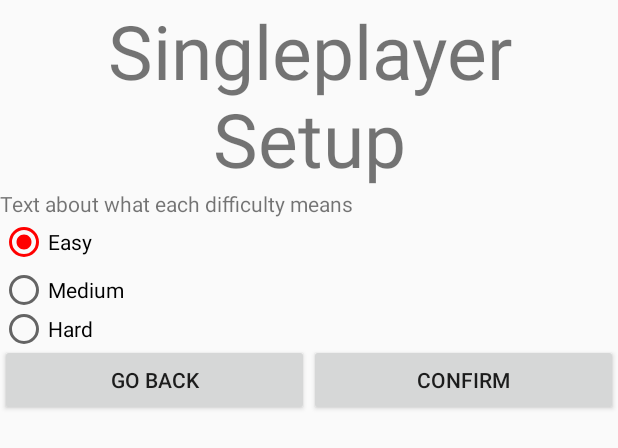
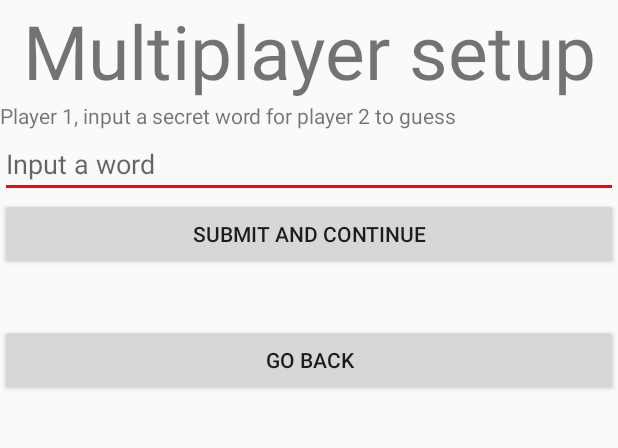
Before and after one commit to Svante-J-TE/HangmanGame, an Android app: the layout multiplayersetup_main.xml on its own in the app's theme, with its tools: preview values and no code run, on a phone screen of 412 x 824 dp. Shown: the top 448 px of the screen. Run offline under Robolectric (Android 15) with nearby library versions, the phone set to English and light mode, and no system bars.

Commit message:
created multiplayer setup

```diff
--- a/app/src/main/AndroidManifest.xml
+++ b/app/src/main/AndroidManifest.xml
@@ -9,7 +9,8 @@
         android:roundIcon="@mipmap/ic_launcher_round"
         android:supportsRtl="true"
         android:theme="@style/AppTheme">
-        <activity android:name=".MainWordList"></activity>
+        <activity android:name=".MainMultiplayerSetup"></activity>
+        <activity android:name=".MainWordList" />
         <activity
             android:name=".PopUpInstructionsMulti"
             android:theme="@style/AppTheme.popUpThemeInstructions" />
--- a/app/src/main/java/main/game/hangman/MainSingleplayerSetup.java
+++ b/app/src/main/java/main/game/hangman/MainSingleplayerSetup.java
@@ -24,6 +24,7 @@ public class MainSingleplayerSetup extends AppCompatActivity {
 
         importantData = new MainModel();
         importantData.set_difficulty(1);//Difficulty is set to easy by default
+        importantData.set_gameMode(1);
 
         final RadioButton buttonEasy = findViewById(R.id.easyButton);
         buttonEasy.setOnClickListener(new View.OnClickListener() {
--- a/app/src/main/res/layout/game_main.xml
+++ b/app/src/main/res/layout/game_main.xml
@@ -22,6 +22,12 @@
             android:layout_width="match_parent"
             android:layout_height="wrap_content" />
 
+        <TextView
+            android:id="@+id/amountOfGuessesLeftDisplay"
+            android:layout_width="match_parent"
+            android:layout_height="wrap_content"
+            android:text="Amount of misstakes left: 11" />
+
         <EditText
             android:id="@+id/charGuess"
             android:layout_width="match_parent"
--- a/app/src/main/res/layout/singleplayersetup_main.xml
+++ b/app/src/main/res/layout/multiplayersetup_main.xml
@@ -4,7 +4,7 @@
     xmlns:tools="http://schemas.android.com/tools"
     android:layout_width="match_parent"
     android:layout_height="match_parent"
-    tools:context=".MainSingleplayerSetup">
+    tools:context=".MainMultiplayerSetup">
 
     <LinearLayout
         android:layout_width="match_parent"
@@ -12,10 +12,10 @@
         android:orientation="vertical">
 
         <TextView
-            android:id="@+id/sSetupTitle"
+            android:id="@+id/mSetupTitle"
             android:layout_width="match_parent"
             android:layout_height="wrap_content"
-            android:text="Singleplayer  Setup"
+            android:text="Multiplayer setup"
             android:textAlignment="center"
             android:textSize="50dp" />
 
@@ -23,39 +23,26 @@
             android:id="@+id/textView3"
             android:layout_width="match_parent"
             android:layout_height="wrap_content"
-            android:text="Text about what each difficulty means" />
+            android:text="Player 1, input a secret word for player 2 to guess" />
 
         <LinearLayout
             android:layout_width="match_parent"
-            android:layout_height="84dp"
-            android:orientation="horizontal">
+            android:layout_height="129dp"
+            android:orientation="vertical">
 
-
-            <RadioGroup
+            <EditText
+                android:id="@+id/finalWordInput"
                 android:layout_width="match_parent"
                 android:layout_height="wrap_content"
-                android:layout_weight="1">
+                android:ems="10"
+                android:hint="Input a word"
+                android:inputType="textPersonName" />
 
-                <RadioButton
-                    android:id="@+id/easyButton"
-                    android:layout_width="match_parent"
-                    android:layout_height="wrap_content"
-                    android:checked="true"
-                    android:text="Easy" />
-
-                <RadioButton
-                    android:id="@+id/mediumButton"
-                    android:layout_width="match_parent"
-                    android:layout_height="wrap_content"
-                    android:text="Medium" />
-
-                <RadioButton
-                    android:id="@+id/hardButton"
-                    android:layout_width="match_parent"
-                    android:layout_height="wrap_content"
-                    android:text="Hard" />
-            </RadioGroup>
-
+            <Button
+                android:id="@+id/submitFinalWord"
+                android:layout_width="match_parent"
+                android:layout_height="wrap_content"
+                android:text="Submit and continue" />
         </LinearLayout>
 
         <LinearLayout
@@ -71,13 +58,7 @@
                 android:text="Go Back"
                 android:visibility="visible" />
 
-            <Button
-                android:id="@+id/confirmButton"
-                android:layout_width="wrap_content"
-                android:layout_height="wrap_content"
-                android:layout_weight="1"
-                android:text="Confirm"
-                android:visibility="visible" />
         </LinearLayout>
     </LinearLayout>
+
 </androidx.constraintlayout.widget.ConstraintLayout>
```
Also changed, not shown: app/src/main/java/main/game/hangman/MainActivity.java (+3 -4 lines), app/src/main/java/main/game/hangman/MainGame.java (+22 -17 lines), app/src/main/java/main/game/hangman/MainModel.java (+4 -9 lines), app/src/main/java/main/game/hangman/MainMultiplayerSetup.java (added, +49 -0 lines).
